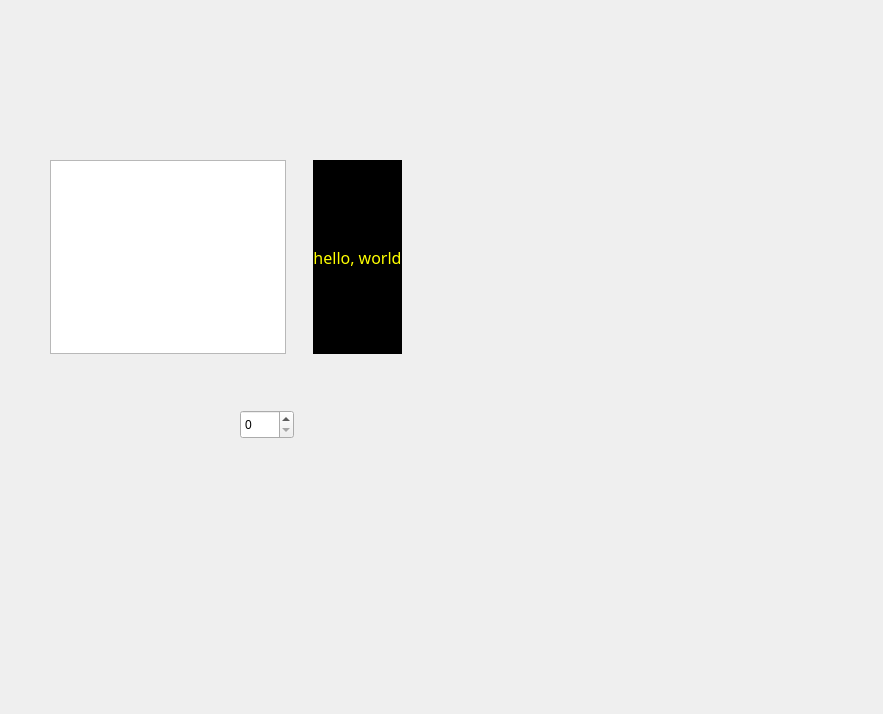
Above: src/klassenbuchmagicViewBase.ui from PraeluceantBoreus/KlassenbuchMagic before the change. Below: the same form after it.
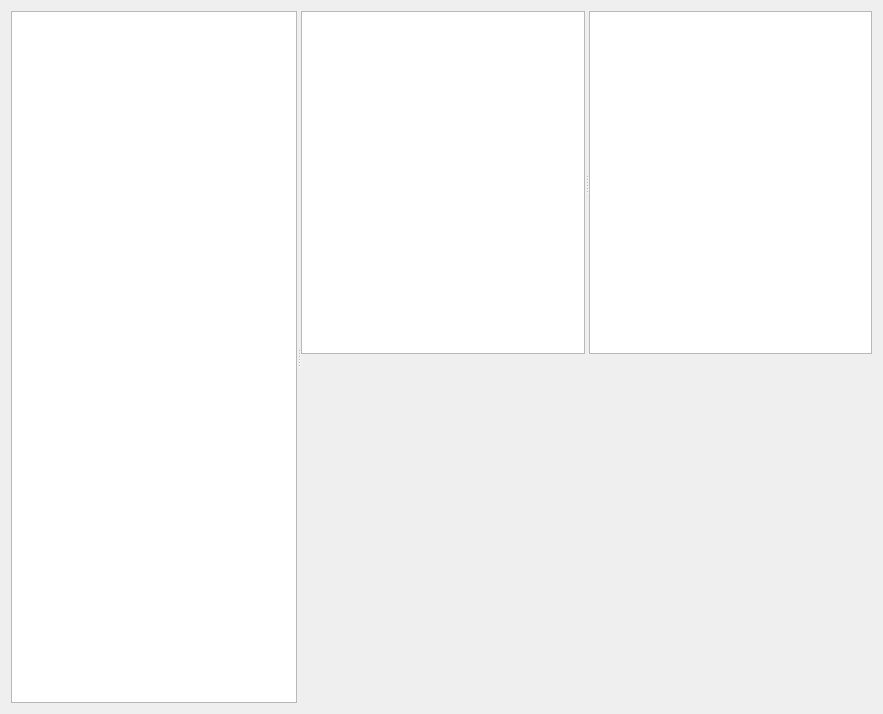
That is the form after the change. Custom widgets are drawn as their Qt base class.

Diff of the .ui file:
```diff
--- a/src/klassenbuchmagicViewBase.ui
+++ b/src/klassenbuchmagicViewBase.ui
@@ -13,218 +13,47 @@
   <property name="windowTitle">
    <string>klassenbuchmagic_base</string>
   </property>
-  <property name="autoFillBackground">
-   <bool>true</bool>
-  </property>
-  <widget class="QWidget" name="layoutWidget">
-   <property name="geometry">
-    <rect>
-     <x>50</x>
-     <y>160</y>
-     <width>352</width>
-     <height>194</height>
-    </rect>
-   </property>
-   <layout class="QGridLayout" name="gridLayout">
-    <item row="0" column="2">
-     <widget class="QLabel" name="templateLabel">
-      <property name="palette">
-       <palette>
-        <active>
-         <colorrole role="WindowText">
-          <brush brushstyle="SolidPattern">
-           <color alpha="255">
-            <red>255</red>
-            <green>255</green>
-            <blue>0</blue>
-           </color>
-          </brush>
-         </colorrole>
-         <colorrole role="Button">
-          <brush brushstyle="SolidPattern">
-           <color alpha="255">
-            <red>0</red>
-            <green>0</green>
-            <blue>0</blue>
-           </color>
-          </brush>
-         </colorrole>
-         <colorrole role="Base">
-          <brush brushstyle="SolidPattern">
-           <color alpha="255">
-            <red>0</red>
-            <green>0</green>
-            <blue>0</blue>
-           </color>
-          </brush>
-         </colorrole>
-         <colorrole role="Window">
-          <brush brushstyle="SolidPattern">
-           <color alpha="255">
-            <red>0</red>
-            <green>0</green>
-            <blue>0</blue>
-           </color>
-          </brush>
-         </colorrole>
-         <colorrole role="AlternateBase">
-          <brush brushstyle="SolidPattern">
-           <color alpha="255">
-            <red>0</red>
-            <green>0</green>
-            <blue>0</blue>
-           </color>
-          </brush>
-         </colorrole>
-        </active>
-        <inactive>
-         <colorrole role="WindowText">
-          <brush brushstyle="SolidPattern">
-           <color alpha="255">
-            <red>255</red>
-            <green>255</green>
-            <blue>0</blue>
-           </color>
-          </brush>
-         </colorrole>
-         <colorrole role="Button">
-          <brush brushstyle="SolidPattern">
-           <color alpha="255">
-            <red>0</red>
-            <green>0</green>
-            <blue>0</blue>
-           </color>
-          </brush>
-         </colorrole>
-         <colorrole role="Base">
-          <brush brushstyle="SolidPattern">
-           <color alpha="255">
-            <red>0</red>
-            <green>0</green>
-            <blue>0</blue>
-           </color>
-          </brush>
-         </colorrole>
-         <colorrole role="Window">
-          <brush brushstyle="SolidPattern">
-           <color alpha="255">
-            <red>0</red>
-            <green>0</green>
-            <blue>0</blue>
-           </color>
-          </brush>
-         </colorrole>
-         <colorrole role="AlternateBase">
-          <brush brushstyle="SolidPattern">
-           <color alpha="255">
-            <red>0</red>
-            <green>0</green>
-            <blue>0</blue>
-           </color>
-          </brush>
-         </colorrole>
-        </inactive>
-        <disabled>
-         <colorrole role="WindowText">
-          <brush brushstyle="SolidPattern">
-           <color alpha="255">
-            <red>119</red>
-            <green>119</green>
-            <blue>119</blue>
-           </color>
-          </brush>
-         </colorrole>
-         <colorrole role="Button">
-          <brush brushstyle="SolidPattern">
-           <color alpha="255">
-            <red>0</red>
-            <green>0</green>
-            <blue>0</blue>
-           </color>
-          </brush>
-         </colorrole>
-         <colorrole role="Base">
-          <brush brushstyle="SolidPattern">
-           <color alpha="255">
-            <red>0</red>
-            <green>0</green>
-            <blue>0</blue>
-           </color>
-          </brush>
-         </colorrole>
-         <colorrole role="Window">
-          <brush brushstyle="SolidPattern">
-           <color alpha="255">
-            <red>0</red>
-            <green>0</green>
-            <blue>0</blue>
-           </color>
-          </brush>
-         </colorrole>
-         <colorrole role="AlternateBase">
-          <brush brushstyle="SolidPattern">
-           <color alpha="255">
-            <red>0</red>
-            <green>0</green>
-            <blue>0</blue>
-           </color>
-          </brush>
-         </colorrole>
-        </disabled>
-       </palette>
-      </property>
-      <property name="font">
-       <font>
-        <family>Sans Serif</family>
-        <pointsize>12</pointsize>
-       </font>
-      </property>
-      <property name="autoFillBackground">
-       <bool>true</bool>
-      </property>
-      <property name="text">
-       <string>hello, world</string>
-      </property>
-      <property name="scaledContents">
-       <bool>true</bool>
-      </property>
-      <property name="alignment">
-       <set>Qt::AlignCenter</set>
-      </property>
-      <property name="wordWrap">
-       <bool>false</bool>
-      </property>
-     </widget>
-    </item>
-    <item row="0" column="0">
-     <widget class="QListWidget" name="schuelerList"/>
-    </item>
-    <item row="0" column="1">
-     <spacer name="horizontalSpacer">
-      <property name="orientation">
-       <enum>Qt::Horizontal</enum>
-      </property>
-      <property name="sizeHint" stdset="0">
+  <layout class="QHBoxLayout" name="horizontalLayout">
+   <item>
+    <widget class="QSplitter" name="splitter_2">
+     <property name="orientation">
+      <enum>Qt::Horizontal</enum>
+     </property>
+     <widget class="QListWidget" name="schuelerList">
+      <property name="minimumSize">
        <size>
-        <width>40</width>
-        <height>20</height>
+        <width>100</width>
+        <height>100</height>
        </size>
       </property>
-     </spacer>
-    </item>
-   </layout>
-  </widget>
-  <widget class="QSpinBox" name="spinBox">
-   <property name="geometry">
-    <rect>
-     <x>240</x>
-     <y>410</y>
-     <width>54</width>
-     <height>29</height>
-    </rect>
-   </property>
-  </widget>
+     </widget>
+     <widget class="QWidget" name="layoutWidget">
+      <layout class="QVBoxLayout" name="verticalLayout">
+       <item>
+        <widget class="QSplitter" name="splitter">
+         <property name="orientation">
+          <enum>Qt::Horizontal</enum>
+         </property>
+         <widget class="QTableView" name="tableView"/>
+         <widget class="QGraphicsView" name="graphicsView"/>
+        </widget>
+       </item>
+       <item>
+        <widget class="KMessageWidget" name="kmessagewidget"/>
+       </item>
+      </layout>
+     </widget>
+    </widget>
+   </item>
+  </layout>
  </widget>
+ <customwidgets>
+  <customwidget>
+   <class>KMessageWidget</class>
+   <extends>QFrame</extends>
+   <header>kmessagewidget.h</header>
+  </customwidget>
+ </customwidgets>
  <resources/>
  <connections/>
 </ui>
```
